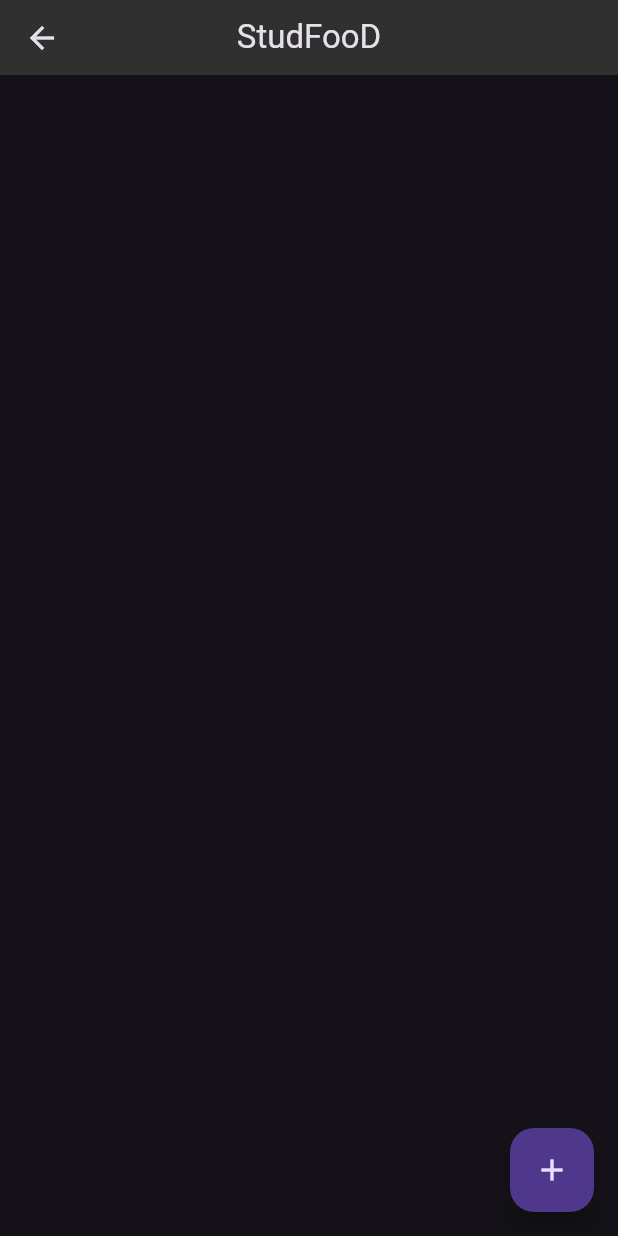
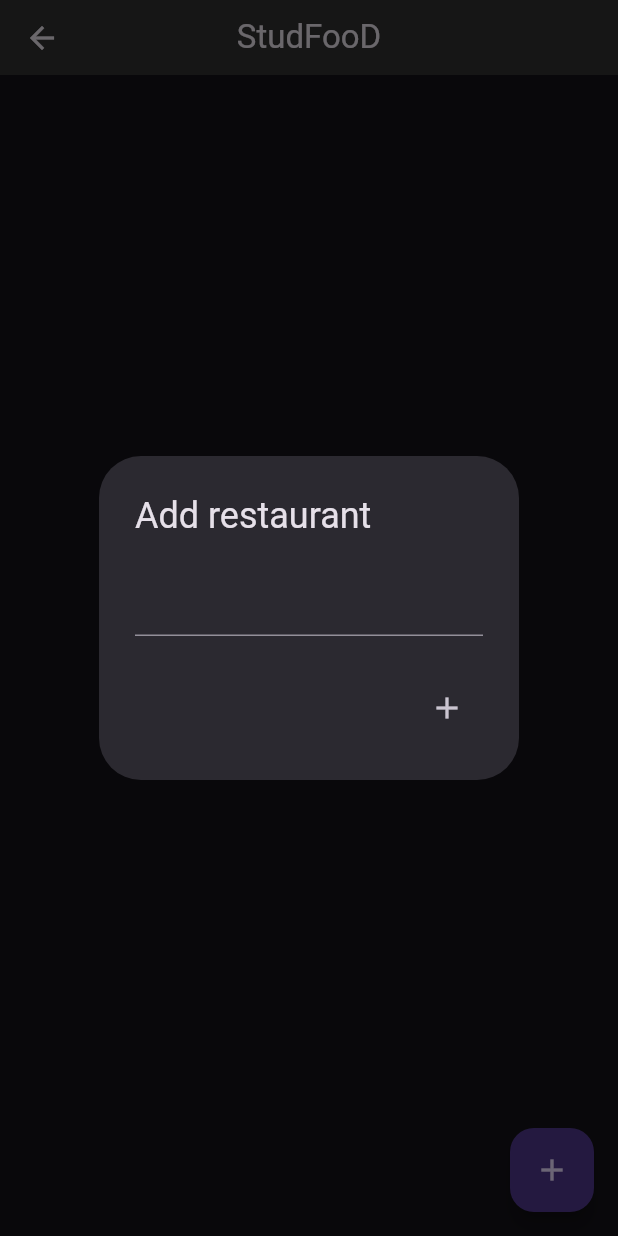
Before and after one commit to EleXxX214/studfood_final, a Flutter app: the AdminPage screen opened by its route, after a tap on the "add" icon, on a phone screen of 412 x 824 dp. Run offline on Flutter 3.47's test engine with Material 3 defaults, Android fonts, the phone set to English and light mode, and no system bars; our stand-ins replace cloud_firestore, firebase_core; missing offline and left inert: number_editing_controller; accounts and stored records are empty.

```diff
--- a/lib/main.dart
+++ b/lib/main.dart
@@ -2,7 +2,7 @@ import 'package:firebase_core/firebase_core.dart';
 import 'package:flutter/material.dart';
 import 'package:studfood/firebase_options.dart';
 import 'package:studfood/pages/homepage.dart';
-import 'components/customtheme.dart';
+import 'components/custom_theme.dart';
 import 'package:studfood/pages/restaurantpage.dart';
 import 'package:studfood/pages/adminpage.dart';
 
--- a/lib/pages/adminpage.dart
+++ b/lib/pages/adminpage.dart
@@ -1,6 +1,8 @@
 import 'package:cloud_firestore/cloud_firestore.dart';
 import 'package:flutter/material.dart';
-import 'package:studfood/components/customappbar.dart';
+import 'package:number_editing_controller/number_editing_controller.dart';
+import 'package:studfood/components/custom_appbar.dart';
+import 'package:studfood/services/firestore.dart';
 
 class AdminPage extends StatefulWidget {
   const AdminPage({super.key});
@@ -9,51 +11,165 @@ class AdminPage extends StatefulWidget {
   State<AdminPage> createState() => _AdminPageState();
 }
 
-Future<List<DocumentSnapshot>> getRestaurants() async {
-  QuerySnapshot querySnapshot =
-      await FirebaseFirestore.instance.collection('restaurants').get();
-  return querySnapshot.docs;
-}
+class _AdminPageState extends State<AdminPage> {
+  // --------------------
+  //  TextControllers
+  final TextEditingController nameController = TextEditingController();
+  final TextEditingController addressController = TextEditingController();
+  final TextEditingController descriptionController = TextEditingController();
+  final discountsAmountController = NumberEditingTextController.integer();
 
-class _AdminPageState extends State<AdminPage> {
+// --------------------
+//  FirestoreService
+  final FirestoreService firestoreService = FirestoreService();
+
+// --------------------
+//       openAddBox
+  void openAddBox({String? docID}) {
+    showDialog(
+      context: context,
+      builder: (context) => AlertDialog(
+        title: Text(docID == null ? "Add restaurant" : "Update restaurant"),
+        content: TextField(
+          controller: nameController,
+        ),
+        actions: [
+          IconButton(
+            //Jeżeli nie dostaniemy docID to dodajemy, w przeciwnym przypadku zaktualizujemy
+            onPressed: () {
+              if (docID == null) {
+                firestoreService.addRestaurant(
+                  nameController.text,
+                  addressController.text,
+                  discountsAmountController.number,
+                  descriptionController.text,
+                );
+              } else {
+                firestoreService.updateRestaurant(docID, nameController.text);
+              }
+
+              nameController.clear();
+              Navigator.of(context).pop();
+            },
+            icon: const Icon(Icons.add),
+          ),
+        ],
+      ),
+    );
+  }
+  //  openAddBox
+  // --------------------
+
   @override
   Widget build(BuildContext context) {
     return Scaffold(
-      floatingActionButton:
-          FloatingActionButton(onPressed: () {}, child: const Icon(Icons.add)),
+      floatingActionButton: FloatingActionButton(
+          onPressed: () => openAddBox(), child: const Icon(Icons.add)),
       appBar: const CustomAppBar(),
-      body: FutureBuilder(
-        future: getRestaurants(),
-        builder: (BuildContext context,
-            AsyncSnapshot<List<DocumentSnapshot>> snapshot) {
-          if (snapshot.connectionState == ConnectionState.waiting) {
-            return const Center(
-              child: CircularProgressIndicator(),
-            );
-          } else if (snapshot.hasError) {
-            return Center(
-              child: Text('Error: ${snapshot.error}'),
+      body: StreamBuilder<QuerySnapshot>(
+        stream: firestoreService.getRestaurants(),
+        builder: (context, snapshot) {
+          if (snapshot.hasData) {
+            List restaurantList = snapshot.data!.docs;
+
+            // --------------------
+            //    ListView builder
+
+            return ListView.builder(
+              itemCount: restaurantList.length,
+              itemBuilder: (context, index) {
+                // --------------------
+                //Getting restaurant id
+
+                DocumentSnapshot document = restaurantList[index];
+                String docId = document.id;
+
+                // --------------------
+                //Getting restaurant parameters
+
+                Map<String, dynamic> restaurant =
+                    document.data() as Map<String, dynamic>;
+                String restaurantName = restaurant['name'];
+                String restaurantDiscounts =
+                    restaurant['discountsAmount'] ?? "No discounts";
+
+                // --------------------
+                //Display as a list tile
+
+                return ListTile(
+                  title: Text(restaurantName),
+                  subtitle: Text(restaurantDiscounts),
+                  trailing: Row(
+                    mainAxisSize: MainAxisSize.min,
+                    children: [
+                      // --------------------
+                      //    Delete button
+                      IconButton(
+                        onPressed: () {
+                          firestoreService.deleteRestaurant(docId);
+                        },
+                        icon: const Icon(Icons.delete),
+                      ),
+
+                      // --------------------
+                      //    Edit button
+                      IconButton(
+                        onPressed: () {
+                          openAddBox(docID: docId);
+                        },
+                        icon: const Icon(Icons.edit),
+                      ),
+                    ],
+                  ),
+                );
+
+                //Display as a list tile
+                // --------------------
+              },
             );
           } else {
-            List<DocumentSnapshot> restaurants = snapshot.data!;
-            return ListView.builder(
-              itemCount: restaurants.length,
-              itemBuilder: (context, index) {
-                var restaurant = restaurants[index];
-                return Card(
-                    elevation: 3,
-                    margin:
-                        const EdgeInsets.symmetric(vertical: 8, horizontal: 10),
-                    child: ListTile(
-                      title: Text(restaurant['name']),
-                      trailing: IconButton(
-                          onPressed: () {}, icon: const Icon(Icons.more_vert)),
-                    ));
-              },
-            );
+            return const Text("No data");
           }
         },
       ),
     );
   }
 }
+
+
+
+
+
+
+
+
+
+
+
+
+
+
+
+
+
+
+              // PopupMenuButton for restaurants actions
+             // Disabled to avoid errors
+              // PopupMenuButton<String>(
+              //   onSelected: (value) {
+             //     if (value == 'Edit') {
+             //       // Edit action for the restaurant
+              //     } else if (value == 'Delete') {
+              //       restaurant['name'];
+              //     }
+              //   },
+              //   itemBuilder: (BuildContext context) => [
+              //     const PopupMenuItem<String>(
+              //       value: 'Edit',
+              //       child: Text('Edit'),
+              //     ),
+              //     const PopupMenuItem<String>(
+              //       value: 'Delete',
+              //       child: Text('Delete'),
+              //     ),
+              //   ],
--- a/lib/pages/restaurantpage.dart
+++ b/lib/pages/restaurantpage.dart
@@ -1,5 +1,5 @@
 import 'package:flutter/material.dart';
-import 'package:studfood/components/customappbar.dart';
+import 'package:studfood/components/custom_appbar.dart';
 
 class RestaurantPage extends StatefulWidget {
   const RestaurantPage({super.key});
--- a/lib/services/firestore.dart
+++ b/lib/services/firestore.dart
@@ -3,4 +3,35 @@ import 'package:cloud_firestore/cloud_firestore.dart';
 class FirestoreService {
   final CollectionReference restaurants =
       FirebaseFirestore.instance.collection("restaurants");
+
+  //Create
+
+  Future<void> addRestaurant(
+      String name, String address, num? discountsAmount, String description) {
+    return restaurants.add({
+      'name': name,
+      'address': address,
+      'discountsAmount': discountsAmount,
+      'description': description,
+    });
+  }
+
+  //Read
+
+  Stream<QuerySnapshot> getRestaurants() {
+    final restaurantStream = restaurants.orderBy('name').snapshots();
+    return restaurantStream;
+  }
+
+//Update
+
+  Future<void> updateRestaurant(String docID, String newName) {
+    return restaurants.doc(docID).update({'name': newName});
+  }
+
+//Delete
+
+  Future<void> deleteRestaurant(String docID) {
+    return restaurants.doc(docID).delete();
+  }
 }
```
Also changed, not shown: lib/pages/homepage.dart (+3 -4 lines), pubspec.yaml (+13 -10 lines), lib/components/custom_appbar.dart (renamed from lib/components/customappbar.dart), lib/components/custom_list_tile.dart (renamed from lib/components/customlisttile.dart), lib/components/custom_theme.dart (renamed from lib/components/customtheme.dart), lib/components/main_appbar.dart (renamed from lib/components/mainappbar.dart), lib/components/my_drawer.dart (renamed from lib/components/mydrawer.dart), pubspec.lock.
